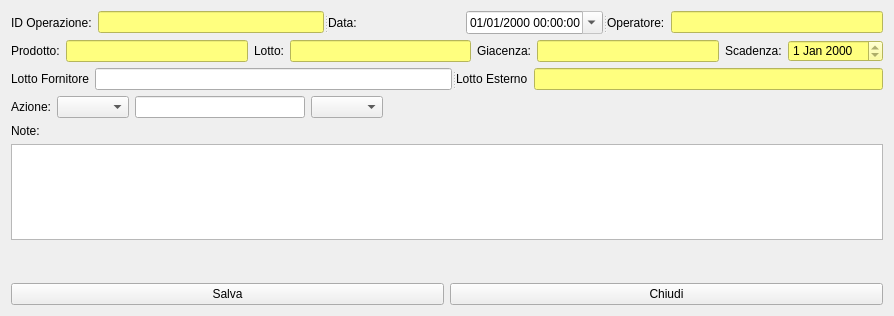
Qt form hwarehousedetails.ui (fblabs/hamlet-mod-sancon) before a commit.
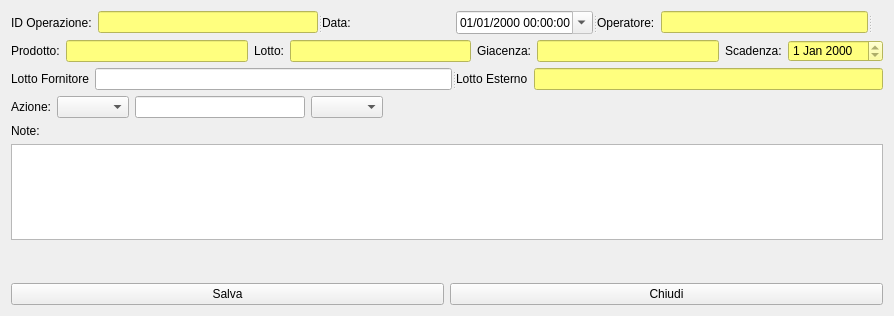
The same form after that commit. Icons and pictures are not drawn.

```diff
--- a/hwarehousedetails.ui
+++ b/hwarehousedetails.ui
@@ -95,6 +95,11 @@
        </item>
       </layout>
      </widget>
+     <widget class="QLabel" name="lbidlotto">
+      <property name="text">
+       <string/>
+      </property>
+     </widget>
     </widget>
    </item>
    <item>
```
Left out of the diff: 3 changed lines with no effect on the pictures.
